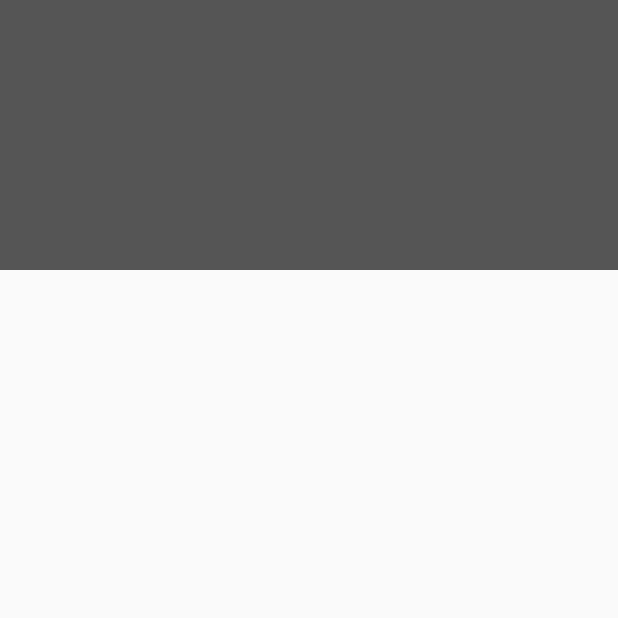
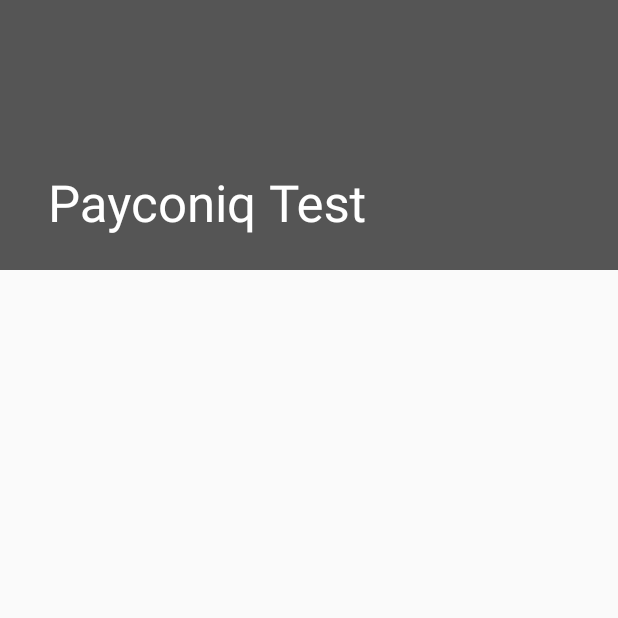
Before and after one commit to stasmanas/payconiq_test, an Android app: the screen it shows after launch (MainActivity), on a phone screen of 412 x 824 dp, the top half of it. Run offline under Robolectric (Android 15) with nearby library versions, the phone set to English and light mode, and no system bars; our stand-ins replace ButterKnife; libraries missing offline, so code that uses them is left out: io.realm, io.realm.annotations; 4 statements that could not run were skipped.

```diff
--- a/app/src/main/res/layout/activity_main.xml
+++ b/app/src/main/res/layout/activity_main.xml
@@ -24,7 +24,7 @@
             app:toolbarId="@+id/toolbar">
 
             <android.support.v7.widget.Toolbar
-                android:id="@+id/detail_toolbar"
+                android:id="@+id/toolbar"
                 android:layout_width="match_parent"
                 android:layout_height="?attr/actionBarSize"
                 app:layout_collapseMode="pin"
```
